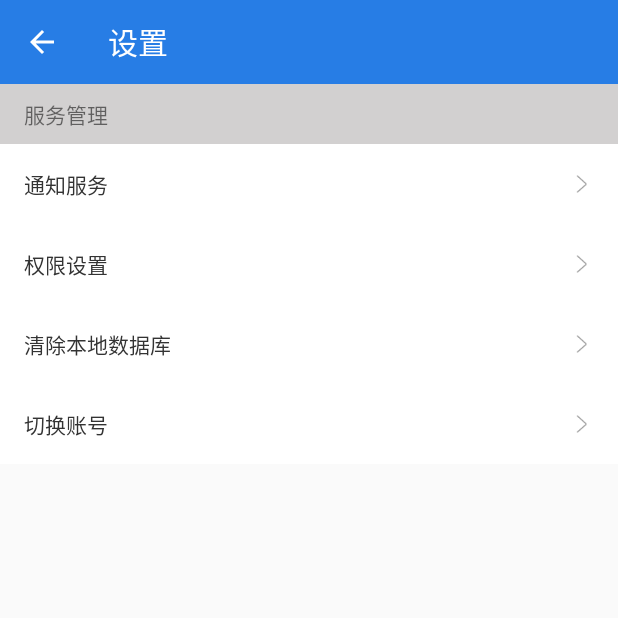
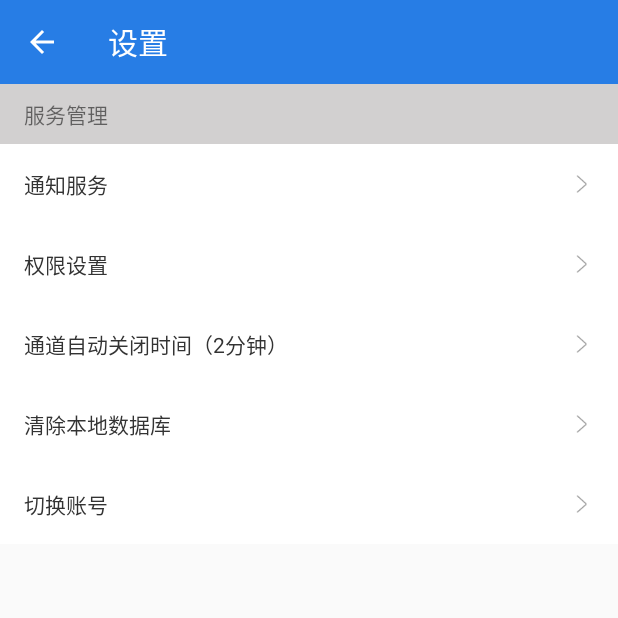
Before and after one commit to lunxinfeng/SSTPlatform, an Android app: the SettingActivity screen opened directly, with no data from a screen before it, on a phone screen of 412 x 824 dp, the top half of it. Run offline under Robolectric (Android 15) with nearby library versions, the phone set to English and light mode, and no system bars; our stand-ins replace RxJava; libraries missing offline, so code that uses them is left out: com.afollestad.materialdialogs; network calls fail.

Commit message:
版本优化

```diff
--- a/app/src/main/java/com/fintech/sst/helper/Expansion.kt
+++ b/app/src/main/java/com/fintech/sst/helper/Expansion.kt
@@ -20,6 +20,8 @@ import java.util.concurrent.TimeUnit
 var DEBUG = true
 
 var lastNoticeTime:Long = 0
+
+var closeTime = 0L
 
 fun Activity.toActivity(clazz: Class<*>) = startActivity(Intent(this,clazz))
 
--- a/app/src/main/java/com/fintech/sst/net/Constants.java
+++ b/app/src/main/java/com/fintech/sst/net/Constants.java
@@ -35,6 +35,7 @@ public class Constants {
     public static final String KEY_BEGIN_NUM = "beginNum";
     public static final String KEY_END_NUM = "endNum";
     public static final String KEY_MAX_NUM = "maxNum";
+    public static final String KEY_CLOSE_TIME = "closeTime";
 
 
 }
--- a/app/src/main/java/com/fintech/sst/service/HeartJobService.java
+++ b/app/src/main/java/com/fintech/sst/service/HeartJobService.java
@@ -25,6 +25,7 @@ import io.reactivex.functions.Function;
 import io.reactivex.functions.Predicate;
 
 import static com.fintech.sst.helper.ExpansionKt.debug;
+import static com.fintech.sst.helper.ExpansionKt.getCloseTime;
 import static com.fintech.sst.helper.ExpansionKt.getLastNoticeTime;
 import static com.fintech.sst.helper.ExpansionKt.setLastNoticeTime;
 import static com.fintech.sst.net.Constants.KEY_MCH_ID;
@@ -75,7 +76,7 @@ public class HeartJobService extends JobService {
                     @SuppressLint("CheckResult")
                     @Override
                     public ObservableSource<ResultEntity<Boolean>> apply(Long aLong) throws Exception {
-                        if (System.currentTimeMillis() - getLastNoticeTime() > 120 * 1000 && getLastNoticeTime()!=0){
+                        if (System.currentTimeMillis() - getLastNoticeTime() > getCloseTime() && getLastNoticeTime()!=0){
                             HashMap<String, String> request = new HashMap<>();
                             request.put("appLoginName", Configuration.getUserInfoByKey(KEY_USER_NAME));
                             request.put("loginUserId", Configuration.getUserInfoByKey(KEY_MCH_ID));
--- a/app/src/main/java/com/fintech/sst/service/NotificationListener.java
+++ b/app/src/main/java/com/fintech/sst/service/NotificationListener.java
@@ -102,7 +102,7 @@ public final class NotificationListener extends NotificationListenerService {
 //        notice.title = "支付宝通知";
         switch (packageName) {
             case "com.tencent.mm":
-                notice.type = 2001;
+                notice.type = 1001;
                 notice.amount = parsedNotification.parseAmountWeChat() + "";
                 break;
             case "com.eg.android.AlipayGphone":
--- a/app/src/main/java/com/fintech/sst/ui/activity/aisle/NoticeAdapter.kt
+++ b/app/src/main/java/com/fintech/sst/ui/activity/aisle/NoticeAdapter.kt
@@ -14,5 +14,10 @@ class NoticeAdapter(layoutId:Int, data:List<Notice>?): BaseQuickAdapter<Notice,
     override fun convert(holder: BaseViewHolder?, notice: Notice?) {
         holder?.setText(R.id.tv_content,notice?.content?:"")
                 ?.setText(R.id.tv_time,getTime(notice?.saveTime?:0).toString())
+                ?.setText(R.id.tv_type,when(notice?.type){
+                    1001 -> "微信通知"
+                    2001 -> "支付宝通知"
+                    else -> "未知"
+                })
     }
 }
--- a/app/src/main/java/com/fintech/sst/ui/activity/setting/SettingActivity.kt
+++ b/app/src/main/java/com/fintech/sst/ui/activity/setting/SettingActivity.kt
@@ -3,9 +3,15 @@ package com.fintech.sst.ui.activity.setting
 import android.app.AlertDialog
 import android.content.Intent
 import android.os.Bundle
+import com.afollestad.materialdialogs.MaterialDialog
+import com.afollestad.materialdialogs.list.listItemsSingleChoice
 import com.fintech.sst.R
 import com.fintech.sst.base.BaseActivity
 import com.fintech.sst.helper.PermissionUtil
+import com.fintech.sst.helper.closeTime
+import com.fintech.sst.helper.lastNoticeTime
+import com.fintech.sst.net.Configuration
+import com.fintech.sst.net.Constants.KEY_CLOSE_TIME
 import com.fintech.sst.ui.activity.aisle.AisleManagerActivity
 import kotlinx.android.synthetic.main.activity_setting.*
 
@@ -34,8 +40,34 @@ class SettingActivity : BaseActivity<SettingContract.Presenter>(),SettingContrac
         supportActionBar?.setDisplayHomeAsUpEnabled(true)
         toolbar.setNavigationOnClickListener { onBackPressed() }
 
+        val index = Configuration.getUserInfoByKey(KEY_CLOSE_TIME).toIntOrNull()?:1
+        tv_time_setting.text = "通道自动关闭时间（${resources.getStringArray(R.array.close_time)[index]}）"
+
         tv_notice_setting.setOnClickListener { toNotifactionSetting() }
         tv_permission_setting.setOnClickListener { toAppDetailActivity() }
+        tv_time_setting.setOnClickListener {
+            MaterialDialog(this)
+                    .title(text = "设置通道自动关闭的空闲时间")
+                    .listItemsSingleChoice(
+                            R.array.close_time,
+                            initialSelection = Configuration.getUserInfoByKey(KEY_CLOSE_TIME).toIntOrNull()?:1
+                    ){ dialog, index, text ->
+                        tv_time_setting.text = "通道自动关闭时间（$text）"
+                        closeTime = when(index){
+                            0 -> 60 * 1000 * 1
+                            1 -> 60 * 1000 * 2
+                            2 -> 60 * 1000 * 3
+                            3 -> 60 * 1000 * 5
+                            4 -> 60 * 1000 * 10
+                            5 -> Long.MAX_VALUE
+                            else -> Long.MAX_VALUE
+                        }
+                        lastNoticeTime = System.currentTimeMillis()
+                        Configuration.putUserInfo(KEY_CLOSE_TIME,index.toString())
+                        dialog.dismiss()
+                    }
+                    .show()
+        }
         tv_clear_data.setOnClickListener {
             AlertDialog.Builder(this)
                     .setMessage("是否清除本地数据库？")
--- a/app/src/main/java/com/fintech/sst/ui/fragment/login/LoginModel.kt
+++ b/app/src/main/java/com/fintech/sst/ui/fragment/login/LoginModel.kt
@@ -30,6 +30,8 @@ class LoginModel: DataSource {
     fun postAliCode(uid:String): Observable<ResultEntity<Map<String, String>>>? {
         val request = HashMap<String, String>()
         request.put("uid", uid)
+        request.put("app_version", App.getAppContext().packageManager
+                .getPackageInfo(App.getAppContext().packageName,0).versionCode.toString())
         return service.postAliCode(SignRequestBody(request))
     }
 
@@ -39,6 +41,8 @@ class LoginModel: DataSource {
         request.put("password", password)
         request.put("uid", ali_user_id)
         request.put("payMethod", "2001")
+        request.put("app_version", App.getAppContext().packageManager
+                .getPackageInfo(App.getAppContext().packageName,0).versionCode.toString())
         return service.bindAli(SignRequestBody(request))
     }
 
--- a/app/src/main/java/com/fintech/sst/ui/fragment/login/account/LoginAccountFragment.kt
+++ b/app/src/main/java/com/fintech/sst/ui/fragment/login/account/LoginAccountFragment.kt
@@ -51,7 +51,7 @@ class LoginAccountFragment : BaseFragment<LoginAccountContract.Presenter>(), Log
         fragment.sharedElementReturnTransition = Fade()
         fragmentManager!!
                 .beginTransaction()
-                .addSharedElement(btnBind, "login")
+                .addSharedElement(btnBind!!, "login")
                 .replace(R.id.frame_content, fragment)
                 .commit()
     }
--- a/app/src/main/java/com/fintech/sst/ui/fragment/login/ali/LoginAliPresenter.kt
+++ b/app/src/main/java/com/fintech/sst/ui/fragment/login/ali/LoginAliPresenter.kt
@@ -82,6 +82,9 @@ class LoginAliPresenter(val view: LoginAliContract.View) : LoginAliContract.Pres
 
                                 view.loginSuccess()
                             }
+                            else ->{
+                                view.loginFail(s.subMsg)
+                            }
                         }
                     }
 
--- a/app/src/main/res/layout/activity_setting.xml
+++ b/app/src/main/res/layout/activity_setting.xml
@@ -52,6 +52,21 @@
         app:layout_constraintTop_toBottomOf="@+id/tv_notice_setting" />
 
     <TextView
+        android:id="@+id/tv_time_setting"
+        android:layout_width="0dp"
+        android:layout_height="wrap_content"
+        android:text="自动关闭通道时间"
+        android:background="@color/white"
+        android:drawablePadding="6dp"
+        android:drawableRight="@mipmap/icon_more"
+        android:lines="1"
+        android:padding="16dp"
+        android:textColor="@color/textColorDark3"
+        app:layout_constraintEnd_toEndOf="parent"
+        app:layout_constraintStart_toStartOf="parent"
+        app:layout_constraintTop_toBottomOf="@+id/tv_permission_setting" />
+
+    <TextView
         android:id="@+id/tv_clear_data"
         android:layout_width="match_parent"
         android:layout_height="wrap_content"
@@ -66,7 +81,7 @@
         app:layout_constraintEnd_toEndOf="parent"
         app:layout_constraintHorizontal_bias="0.0"
         app:layout_constraintStart_toStartOf="parent"
-        app:layout_constraintTop_toBottomOf="@+id/tv_permission_setting" />
+        app:layout_constraintTop_toBottomOf="@+id/tv_time_setting" />
 
     <TextView
         android:id="@+id/tv_exit_account"
--- a/app/src/main/res/values/strings.xml
+++ b/app/src/main/res/values/strings.xml
@@ -42,4 +42,13 @@
     <string name="bu_aisle">补通知</string>
     <string name="no_pattern">未匹配</string>
     <string name="warning_aisle">删除通道为不可逆操作，请谨慎操作！</string>
+
+    <string-array name="close_time">
+        <item>1分钟</item>
+        <item>2分钟</item>
+        <item>3分钟</item>
+        <item>5分钟</item>
+        <item>10分钟</item>
+        <item>永不关闭</item>
+    </string-array>
 </resources>
--- a/build.gradle
+++ b/build.gradle
@@ -20,6 +20,7 @@ allprojects {
         google()
         jcenter()
         maven { url "https://jitpack.io" }
+        maven { url "https://dl.bintray.com/drummer-aidan/maven/" }
     }
 }
 
```
Also changed, not shown: app/build.gradle (+8 -7 lines), app/src/main/java/com/fintech/sst/ui/activity/aisle/AisleManagerActivity.kt (+7 -2 lines), app/src/main/res/layout/item_notice_manager.xml (+10 -5 lines).
